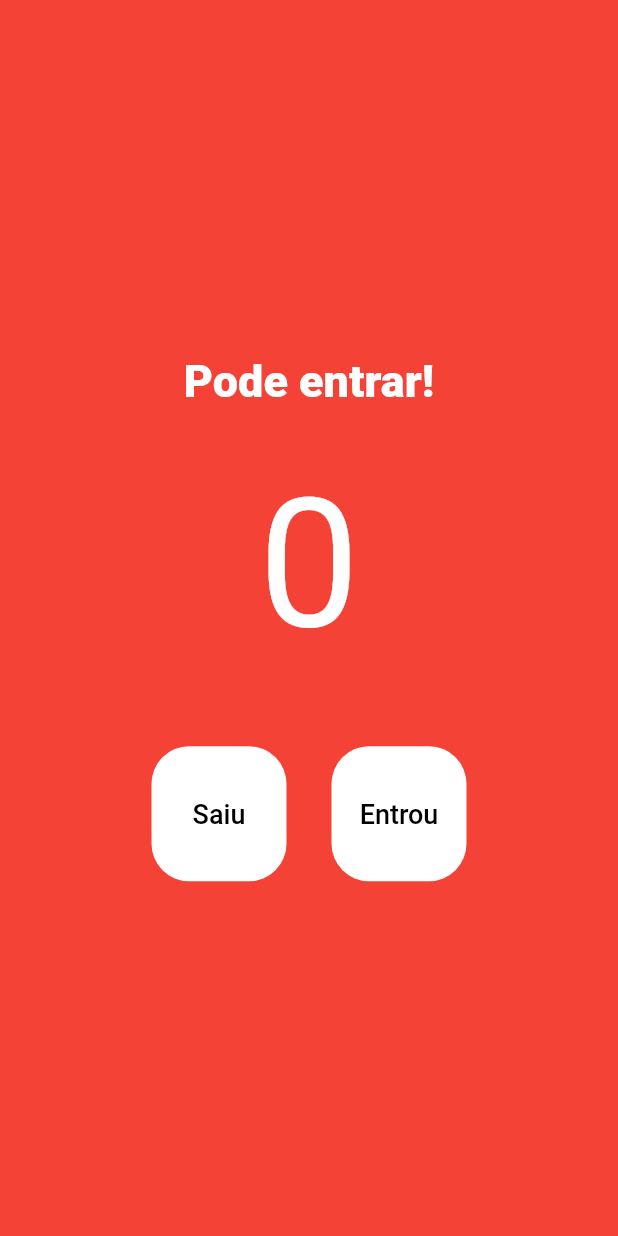
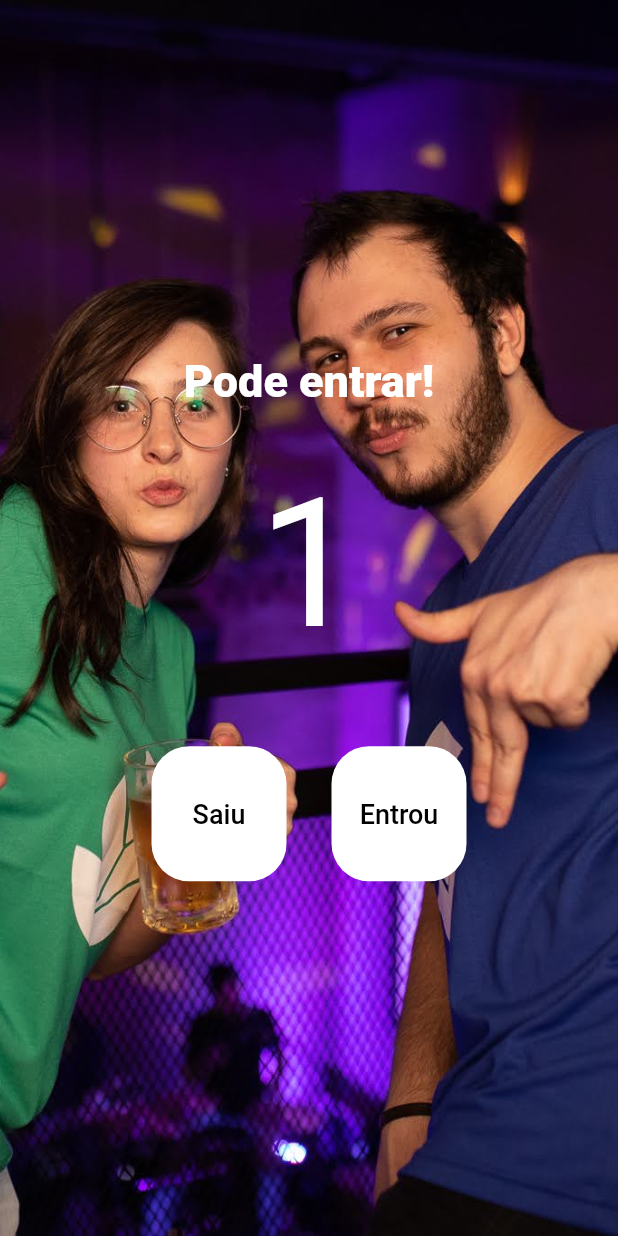
Before and after one commit to Emilia-d2/Contador_Pessoa, a Flutter app: the screen it shows after launch, after a tap on "Entrou", on a phone screen of 412 x 824 dp. Run offline on Flutter 3.47's test engine with Material 2 defaults, Android fonts, the phone set to English and light mode, and no system bars.

Commit message:
ajustes no aplicativo

```diff
--- a/lib/main.dart
+++ b/lib/main.dart
@@ -10,43 +10,68 @@ class MyApp extends StatelessWidget {
   @override
   Widget build(BuildContext context) {
     return const MaterialApp(
+      debugShowCheckedModeBanner: false,
       home: HomePage(),
     );
   }
 }
 
-class HomePage extends StatelessWidget {
+class HomePage extends StatefulWidget {
   const HomePage({Key? key}) : super(key: key);
+
+  @override
+  State<HomePage> createState() => _HomePageState();
+}
+
+class _HomePageState extends State<HomePage> {
+  int contagem = 0;
 
   // ignore: non_constant_identifier_names
   void SaiPessoa() {
-    print('Foi');
+    setState(() {
+      contagem--;
+    });
   }
 
   // ignore: non_constant_identifier_names
   void EntraPessoa() {
-    print('tchau');
+    setState(() {
+      contagem++;
+    });
   }
+
+  bool get isEmpty => contagem == 0;
+  bool get isFull => contagem == 20;
 
   @override
   Widget build(BuildContext context) {
     return Scaffold(
       backgroundColor: Colors.red,
-      body: Column(mainAxisAlignment: MainAxisAlignment.center, children: [
-        const Text(
-          'Pode entrar!',
+      body: Container(
+        decoration: const BoxDecoration(
+          image: DecorationImage(
+            image: AssetImage('assets/imagens/imagem.jpg'),
+            fit: BoxFit.cover,
+          ),
+        ),
+        child: Column(
+          mainAxisAlignment: MainAxisAlignment.center,
+          children: [
+            Text(
+              isFull ? 'Lotado!' : 'Pode entrar!',
               style: TextStyle(
                 fontSize: 30,
-            color: Colors.white,
+                color: isFull ? Colors.red : Colors.white,
                 fontWeight: FontWeight.w800,
               ),
             ),
             //const SizedBox(height: 30), é uma maneira de dar espaçamento
-        const Padding(
-          padding: EdgeInsets.only(top: 35, left: 10, right: 10, bottom: 50),
+            Padding(
+              padding: const EdgeInsets.only(
+                  top: 35, left: 10, right: 10, bottom: 50),
               child: Text(
-            '0',
-            style: TextStyle(
+                contagem.toString(),
+                style: const TextStyle(
                   fontSize: 120,
                   color: Colors.white,
                 ),
@@ -56,9 +81,10 @@ class HomePage extends StatelessWidget {
               mainAxisAlignment: MainAxisAlignment.center,
               children: [
                 TextButton(
-              onPressed: SaiPessoa,
+                  onPressed: isEmpty ? null : SaiPessoa,
                   style: TextButton.styleFrom(
-                backgroundColor: Colors.white,
+                    backgroundColor:
+                        isEmpty ? Colors.white.withOpacity(0.2) : Colors.white,
                     fixedSize: const Size(90, 90),
                     primary: Colors.grey,
                     shape: RoundedRectangleBorder(
@@ -75,9 +101,10 @@ class HomePage extends StatelessWidget {
                 ),
                 const SizedBox(width: 30),
                 TextButton(
-              onPressed: EntraPessoa,
+                  onPressed: isFull ? null : EntraPessoa,
                   style: TextButton.styleFrom(
-                backgroundColor: Colors.white,
+                    backgroundColor:
+                        isFull ? Colors.white.withOpacity(0.2) : Colors.white,
                     fixedSize: const Size(90, 90),
                     primary: Colors.grey,
                     shape: RoundedRectangleBorder(
@@ -95,7 +122,9 @@ class HomePage extends StatelessWidget {
                 ),
               ],
             ),
-      ]),
+          ],
+        ),
+      ),
     );
   }
 }
--- a/pubspec.yaml
+++ b/pubspec.yaml
@@ -62,6 +62,9 @@ flutter:
   #   - images/a_dot_burr.jpeg
   #   - images/a_dot_ham.jpeg
 
+  assets:
+    - assets/imagens/
+
   # An image asset can refer to one or more resolution-specific "variants", see
   # https://flutter.dev/assets-and-images/#resolution-aware
 
```
Also changed, not shown: assets/imagens/imagem.jpg (added), 10 other files. Lines whose indentation alone changed are shown as unchanged.
